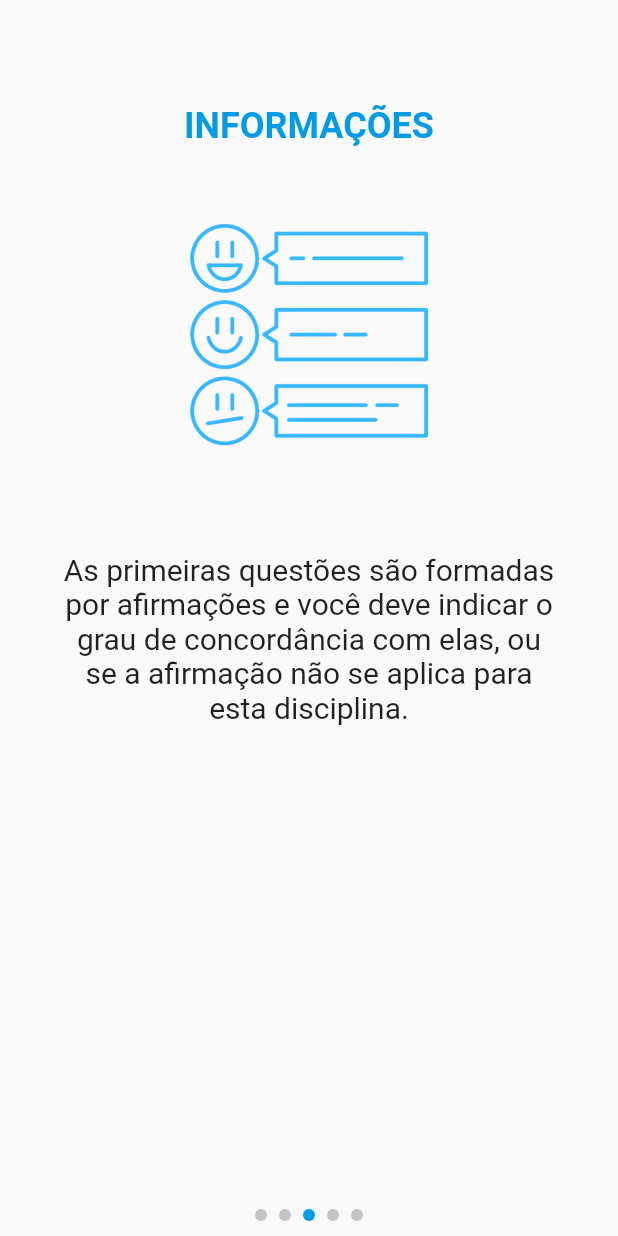
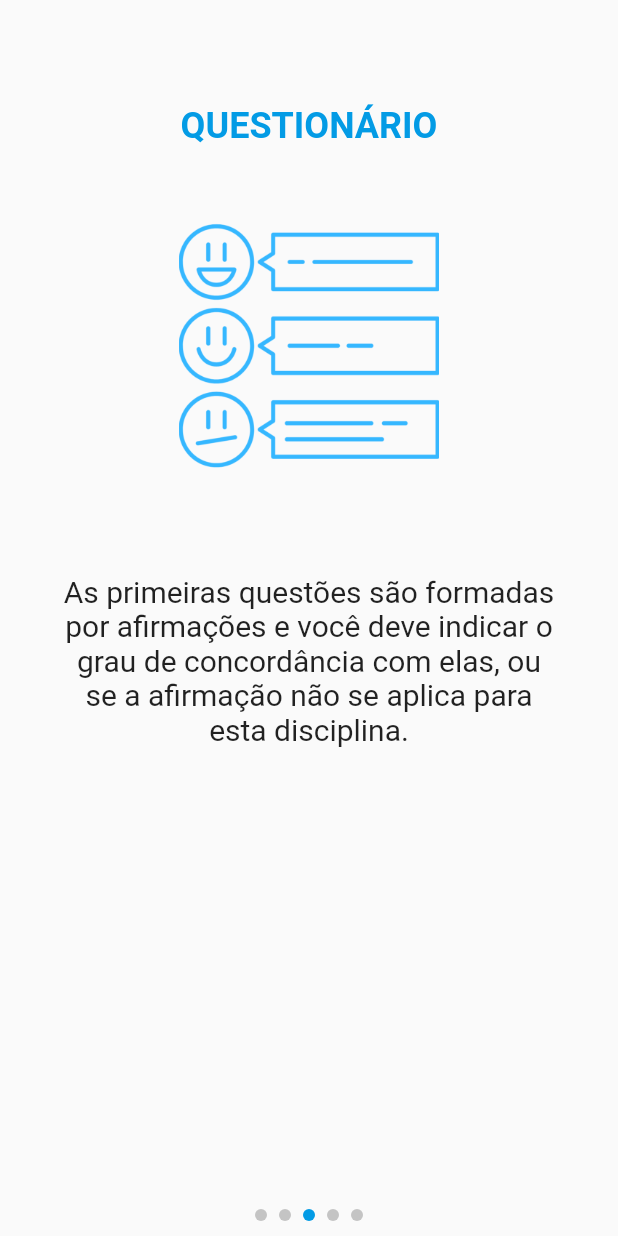
Before and after one commit to juliadesouza/Assessment-App, a Flutter app: the screen it shows after launch, swiped to page 3, on a phone screen of 412 x 824 dp. Run offline on Flutter 3.47's test engine with Material 2 defaults, Android fonts, the phone set to English and light mode, and no system bars; drawn by our look-alikes of intro_slider; our stand-ins replace flutter_bloc, hive, hive_flutter, sizer; missing offline and left inert: mobile_scanner; accounts and stored records are empty; Roboto replaces fonts that are missing (RobotoMono).

Commit message:
Adicionado novo leitor de qr code a tela home

```diff
--- a/lib/screens/home_screen.dart
+++ b/lib/screens/home_screen.dart
@@ -6,6 +6,7 @@ import 'package:assessment_app/screens/qrcode_screen.dart';
 import 'package:flutter/material.dart';
 import 'package:intro_slider/intro_slider.dart';
 import 'package:flutter_bloc/flutter_bloc.dart';
+import 'package:sizer/sizer.dart';
 
 class HomeScreen extends StatefulWidget {
   const HomeScreen({Key? key}) : super(key: key);
@@ -78,8 +79,8 @@ class _HomeScreenState extends State<HomeScreen> {
                       children: [
                         Image.asset(
                           'assets/images/logo.png',
-                          width: 270,
-                          height: 270,
+                          width: 35.w,
+                          height: 35.h,
                         ),
                         Container(
                           margin: const EdgeInsets.only(right: 50, left: 50),
@@ -90,32 +91,29 @@ class _HomeScreenState extends State<HomeScreen> {
                           ),
                         ),
                         Padding(
-                          padding: const EdgeInsets.all(50.0),
+                          padding: EdgeInsets.symmetric(
+                              vertical: 5.h, horizontal: 10.w),
                           child: SizedBox(
-                              height: 50,
+                              height: 7.h,
+                              width: 10.w,
                               child: ElevatedButton(
-                                style: ElevatedButton.styleFrom(
-                                  shape: RoundedRectangleBorder(
-                                    borderRadius: BorderRadius.circular(30.0),
-                                  ),
-                                ),
                                 onPressed: () => Navigator.of(context)
                                     .push(MaterialPageRoute(
                                         builder: (ctx) => QRCodeScreen(
                                               blocContext: context,
                                             ))),
-                                child: const Text("SCANEAR QR CODE",
+                                child: const Text("LER QR CODE",
                                     style: TextStyle(
                                         color: kBackground,
                                         fontSize: 20,
-                                        fontWeight: FontWeight.bold)),
+                                        fontWeight: FontWeight.normal)),
                               )),
                         ),
                       ],
                     )),
                 Slide(
                   widgetTitle: const Text(
-                    "INFORMAÇÕES",
+                    "AVALIAÇÃO",
                     textAlign: TextAlign.center,
                     style: TextStyle(
                         color: kBlue,
@@ -123,8 +121,8 @@ class _HomeScreenState extends State<HomeScreen> {
                         fontSize: 22),
                   ),
                   pathImage: 'assets/images/graph.png',
-                  widthImage: 150,
-                  heightImage: 150,
+                  widthImage: 20.w,
+                  heightImage: 20.h,
                   widgetDescription: const Padding(
                     padding: EdgeInsets.all(20.0),
                     child: Text(
@@ -135,7 +133,7 @@ class _HomeScreenState extends State<HomeScreen> {
                 ),
                 Slide(
                   widgetTitle: const Text(
-                    "INFORMAÇÕES",
+                    "QUESTIONÁRIO",
                     textAlign: TextAlign.center,
                     style: TextStyle(
                         color: kBlue,
@@ -143,8 +141,8 @@ class _HomeScreenState extends State<HomeScreen> {
                         fontSize: 24),
                   ),
                   pathImage: 'assets/images/likert.png',
-                  widthImage: 150,
-                  heightImage: 150,
+                  widthImage: 20.w,
+                  heightImage: 20.h,
                   widgetDescription: const Padding(
                     padding: EdgeInsets.all(20.0),
                     child: Text(
@@ -155,7 +153,7 @@ class _HomeScreenState extends State<HomeScreen> {
                 ),
                 Slide(
                   widgetTitle: const Text(
-                    "INFORMAÇÕES",
+                    "QUESTIONÁRIO",
                     textAlign: TextAlign.center,
                     style: TextStyle(
                         color: kBlue,
@@ -163,8 +161,8 @@ class _HomeScreenState extends State<HomeScreen> {
                         fontSize: 24),
                   ),
                   pathImage: 'assets/images/idea.png',
-                  widthImage: 150,
-                  heightImage: 150,
+                  widthImage: 20.w,
+                  heightImage: 20.h,
                   widgetDescription: const Padding(
                     padding: EdgeInsets.all(20.0),
                     child: Text(
@@ -183,8 +181,8 @@ class _HomeScreenState extends State<HomeScreen> {
                         fontSize: 24),
                   ),
                   pathImage: "assets/images/important.png",
-                  widthImage: 150,
-                  heightImage: 150,
+                  widthImage: 20.w,
+                  heightImage: 20.h,
                   widgetDescription: Padding(
                     padding: const EdgeInsets.all(15.0),
                     child: Column(
```
Also changed, not shown: lib/screens/qrcode_screen.dart (+13 -49 lines), lib/widgets/qrscanner_overlay.dart (added, +146 -0 lines).
